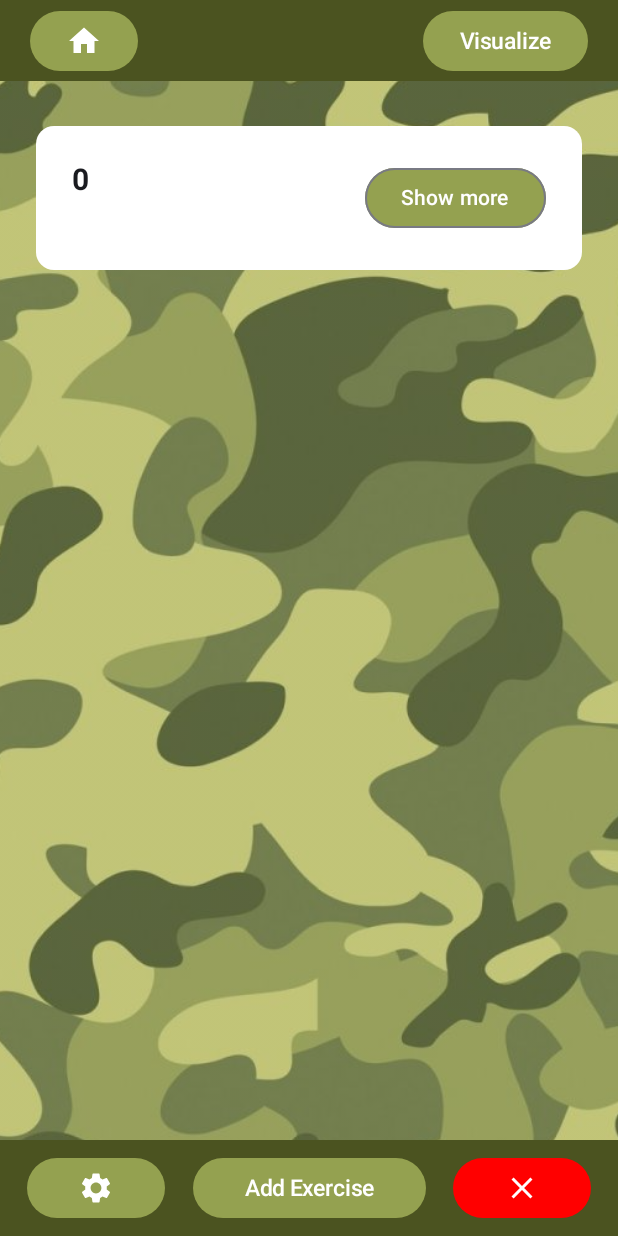
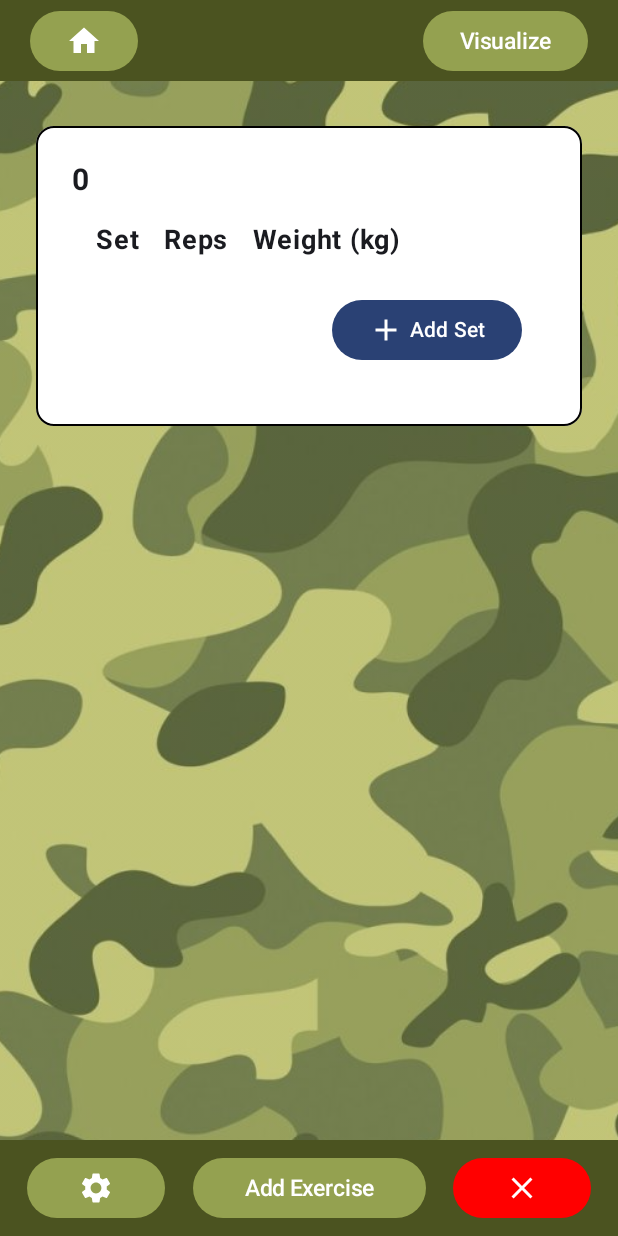
Before and after one commit to HugoC27/OPGains, an Android app built with Jetpack Compose: the TrackerScreen screen opened through its navigation route, after a tap on "Add Exercise", on a phone screen of 412 x 824 dp. Run offline under Robolectric (Android 15) with nearby library versions, the phone set to English and light mode, and no system bars.

Commit message:
Fixed things in TrackerScreen.kt, created a lot of problems

```diff
--- a/app/src/main/java/com/example/opgains/Screen.kt
+++ b/app/src/main/java/com/example/opgains/Screen.kt
@@ -138,3 +138,14 @@ sealed class Screen(val route: String) {
 
     object Exercise : Screen(route = "exercise_screen")
 }
+
+object SharedData {
+    var sets = 0
+    var amount=1
+    fun addAmount(add: Int){
+        amount=amount+add
+    }
+    fun setAmountZero(){
+        amount=0
+    }
+}
--- a/app/src/main/java/com/example/opgains/TrackerScreen.kt
+++ b/app/src/main/java/com/example/opgains/TrackerScreen.kt
@@ -4,6 +4,7 @@ import android.util.Log
 import androidx.compose.animation.core.Spring
 import androidx.compose.animation.core.animateDpAsState
 import androidx.compose.animation.core.spring
+import androidx.compose.foundation.BorderStroke
 import androidx.compose.foundation.Image
 import androidx.compose.foundation.background
 import androidx.compose.foundation.layout.Arrangement
@@ -79,8 +80,8 @@ fun TrackerScreen(
     navController: NavController, modifier: Modifier = Modifier,
     trackerButtonText: String, workoutExercises: Int
 ) {
-    var amount by remember { mutableIntStateOf(workoutExercises) }
     val camoBackground = painterResource(R.drawable.camo_background)
+
 
     Image(
         painter = camoBackground,
@@ -118,9 +119,14 @@ fun TrackerScreen(
                 )
                 Spacer(Modifier.width(10.dp))
             }
+            fun EButton() {
+                SharedData.addAmount(1)
+                print(SharedData.amount)
+                //navController.navigate(route = Screen.Exercise.route)
+            }
 
             Button(
-                onClick = { amount++ },
+                onClick = { EButton() },
                 colors = ButtonDefaults.buttonColors(barButtonColor2)
             ) {
                 Spacer(Modifier.width(10.dp))
@@ -129,9 +135,13 @@ fun TrackerScreen(
                 )
                 Spacer(Modifier.width(10.dp))
             }
+            fun CancelButton(){
+                SharedData.setAmountZero()
+                navController.navigate(route=Screen.Home.route)
+            }
 
             Button(
-                onClick = { navController.navigate(route = Screen.Home.route) },
+                onClick = { CancelButton()},
                 colors = ButtonDefaults.buttonColors(barButtonColor3)
             ) {
                 Spacer(Modifier.width(10.dp))
@@ -144,9 +154,10 @@ fun TrackerScreen(
         }
     }
 
+
     @Composable
     fun ScrollableList(
-        names: List<String> = List(amount) { "$it" },
+        names: List<String> = List(SharedData.amount) { "$it" },
         onAddSet: (sets: Int, reps: Int, weight: Float) -> Unit
     ) {
         LazyColumn(modifier = Modifier.padding(vertical = 4.dp)) {
@@ -294,6 +305,7 @@ fun ListItem(name: String, onAddSet: (sets: Int, reps: Int, weight: Float) -> Un
     )
 
     Card(
+        border = BorderStroke(1.dp,Color.Black),
         colors = CardDefaults.cardColors(
             containerColor = Color.White
         ),
@@ -315,18 +327,8 @@ fun ListItem(name: String, onAddSet: (sets: Int, reps: Int, weight: Float) -> Un
                         fontWeight = FontWeight.Bold,
                         fontSize = 20.sp
                     )
+                    SetTracker(onAddSet = onAddSet)
                 }
-
-                OutlinedButton(
-                    colors = ButtonDefaults.buttonColors(Color(0xFF94A150)),
-                    onClick = { expanded.value = !expanded.value }) {
-                    Text(if (expanded.value) "Show less" else "Show more")
-                }
-            }
-
-            if (expanded.value) {
-                // Display the set tracker for each exercise
-                SetTracker(onAddSet = onAddSet)
             }
         }
     }
@@ -334,7 +336,7 @@ fun ListItem(name: String, onAddSet: (sets: Int, reps: Int, weight: Float) -> Un
 
 @Composable
 fun SetTracker(onAddSet: (sets: Int, reps: Int, weight: Float) -> Unit) {
-    var setCount by remember { mutableStateOf(0) }
+    var setCount by remember { mutableStateOf(SharedData.sets) }
     var setsData by remember { mutableStateOf<List<SetData>>(emptyList()) }
 
     Column(
```
